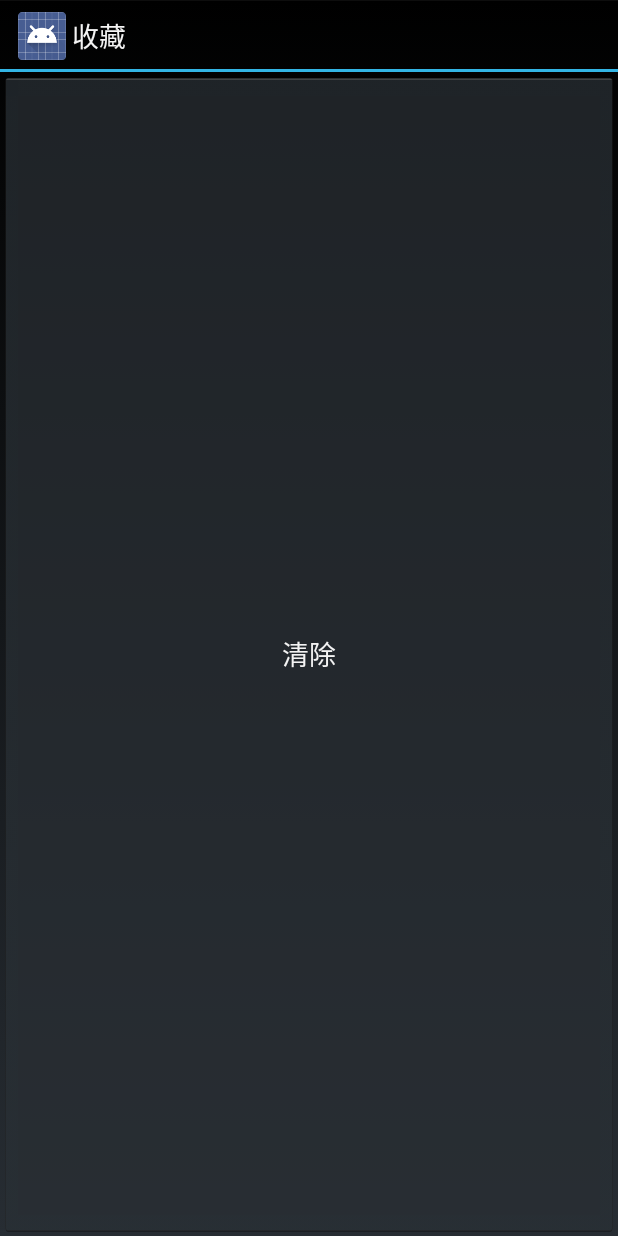
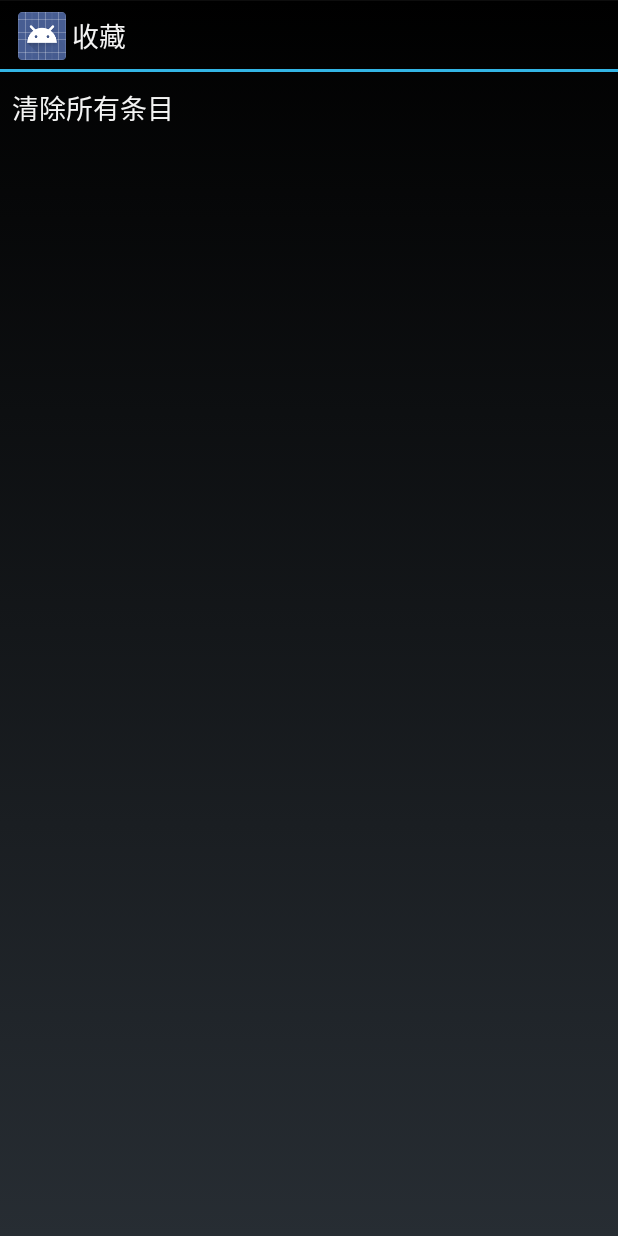
Before and after one commit to swordarrow2/hellobyas, an Android app: the historyAndCollectionView screen opened directly, with no data from a screen before it, on a phone screen of 412 x 824 dp. Run offline under Robolectric (Android 15) with nearby library versions, the phone set to English and light mode, and no system bars.

Commit message:
bug fixed and rename some method

```diff
--- a/app/src/main/java/com/meng/mbrowser/MainActivity.java
+++ b/app/src/main/java/com/meng/mbrowser/MainActivity.java
@@ -8,8 +8,7 @@ import android.view.*;
 import android.view.View.*;
 import android.webkit.*;
 import android.widget.*;
-import com.meng.mbrowser.collection.*;
-import com.meng.mbrowser.history.*;
+
 import com.meng.mbrowser.listener.*;
 import com.meng.mbrowser.tools.*;
 import com.meng.mbrowser.views.*;
--- a/app/src/main/java/com/meng/mbrowser/tools/CollectionTool.java
+++ b/app/src/main/java/com/meng/mbrowser/tools/CollectionTool.java
@@ -1,6 +1,7 @@
-package com.meng.mbrowser.collection;
+package com.meng.mbrowser.tools;
 
 import android.content.*;
+import android.util.Log;
 import android.widget.*;
 import com.meng.mbrowser.tools.*;
 import java.io.*;
@@ -25,9 +26,9 @@ public class CollectionTool {
 	}
 	public String[] getCollection(){
 		try{
-			xmlparser.getXmlLength();
 		return xmlparser.parseXml();
 		}catch(Exception e){
+			Log.e(getClass().getName(),e.toString());
 			return new String[]{"读取出错",e.toString()};
 		}
 	}
@@ -42,7 +43,7 @@ public class CollectionTool {
 		}
 
 	}*/
-	public void cleanCollection(){
+	public void clean(){
 		collectionText="<?xml version=\"1.0\" encoding=\"utf-8\"?>\n<collections>\n</collections>";
 		tool.saveTextFile(collectionFilePath,collectionText);
 	}
--- a/app/src/main/java/com/meng/mbrowser/tools/xmlParser.java
+++ b/app/src/main/java/com/meng/mbrowser/tools/xmlParser.java
@@ -1,45 +1,50 @@
 package com.meng.mbrowser.tools;
 
 import android.content.res.*;
+import android.util.Log;
+
 import java.io.*;
+
 import org.xmlpull.v1.*;
 
-public class xmlParser{
+public class xmlParser {
     String[] values;
     boolean parsered = false;
     String xmlPath;
     String tagName;
-    public xmlParser(String path,String tag){
-        xmlPath=path;
-		tagName=tag;
+
+    public xmlParser(String path, String tag) {
+        xmlPath = path;
+        tagName = tag;
     }
 
-    public int getXmlLength() throws Exception{
+    public int getXmlLength() {
         return parse(false);
     }
 
-	public String[] parseXml() throws Exception{
-		values=new String[getXmlLength()];
+    public String[] parseXml() {
+        values = new String[getXmlLength() + 1];
         parse(true);
         return values;
     }
 
-    public boolean isParsedSeccuss(){
+    public boolean isParsedSeccuss() {
         return parsered;
     }
 
 
-    private int parse(boolean b) throws Exception{
-		int len=0;
+    private int parse(boolean b) {
+        try {
+            int len = 0;
             File xmlFile = new File(xmlPath);
             InputStream is = new FileInputStream(xmlFile);
             XmlPullParserFactory fac = XmlPullParserFactory.newInstance();
             XmlPullParser xrp = fac.newPullParser();
-            xrp.setInput(is,"utf-8");
-            while(xrp.getEventType()!=XmlResourceParser.END_DOCUMENT){
-                if(xrp.getEventType()==XmlResourceParser.START_TAG){
-                    if(xrp.getName().equals(tagName)){
-						if(b) {
+            xrp.setInput(is, "utf-8");
+            while (xrp.getEventType() != XmlResourceParser.END_DOCUMENT) {
+                if (xrp.getEventType() == XmlResourceParser.START_TAG) {
+                    if (xrp.getName().equals(tagName)) {
+                        if (b) {
                             values[len] = xrp.getAttributeValue(0);
                         }
                         len++;
@@ -47,8 +52,14 @@ public class xmlParser{
                 }
                 xrp.next();
             }
-		//	values[len]="清除所有条目";
+            if (b) {
+                values[len] = "清除所有条目";
+            }
             return len;
+        } catch (Exception e) {
+            Log.e(getClass().getName(), e.toString());
+            return 0;
+        }
     }
 
 }
--- a/app/src/main/java/com/meng/mbrowser/views/MenuBar.java
+++ b/app/src/main/java/com/meng/mbrowser/views/MenuBar.java
@@ -75,7 +75,7 @@ public class MenuBar extends LinearLayout {
                     }
                     break;
                 case R.id.menu_barButton7_delete:
-                    MainActivity.instence.historyTool.cleanHistory();
+                    MainActivity.instence.historyTool.clean();
                     break;
                 case R.id.menu_barButton8_collection:
                     Intent i2 = new Intent(c, historyAndCollectionView.class);
--- a/app/src/main/res/layout/history_and_collection.xml
+++ b/app/src/main/res/layout/history_and_collection.xml
@@ -1,20 +1,20 @@
 <RelativeLayout xmlns:android="http://schemas.android.com/apk/res/android"
     android:layout_width="fill_parent"
     android:layout_height="fill_parent" >
-	<Button
-		android:text="清除"
-        android:id="@+id/history_and_collectionButton"
-        android:layout_width="match_parent"
-        android:layout_height="wrap_content"
-        android:layout_below="@+id/historyAndCollectionListView"
-		android:layout_alignParentBottom="true" />
+
 	<ListView
 		android:layout_height="wrap_content"
 		android:layout_width="match_parent"
 		android:id="@+id/historyAndCollectionListView"
 		android:layout_alignParentTop="true" />
 
-
+	<Button
+		android:visibility="gone"
+		android:id="@+id/history_and_collectionButton"
+		android:layout_width="match_parent"
+		android:layout_height="wrap_content"
+		android:layout_alignParentBottom="true"
+		android:text="清除" />
 
 
 </RelativeLayout>
--- a/app/src/main/res/values/strings.xml
+++ b/app/src/main/res/values/strings.xml
@@ -2,6 +2,7 @@
 <resources>
     <string name="app_name">Mbrowser</string>
     <string name="update_content">更新内容</string>
+    <string name="update_content_text_2_2_1">V2.2.1：\n收藏内容bug修复\n\n</string>
 	<string name="update_content_text_2_2">V2.2：\n添加动画效果\n\n</string>
 	<string name="update_content_text_2_1">V2.1：\n顶部导航栏效果优化\n\n</string>
     <string name="update_content_text_2_0">V2.0：\n合并历史记录与收藏网址的Activity\n\n</string>
```
Also changed, not shown: app/src/main/java/com/meng/mbrowser/historyAndCollectionView.java (+33 -16 lines), app/src/main/java/com/meng/mbrowser/newVersion.java (+5 -4 lines), app/src/main/java/com/meng/mbrowser/tools/HistoryTool.java (+4 -3 lines). Lines whose indentation alone changed are shown as unchanged.
